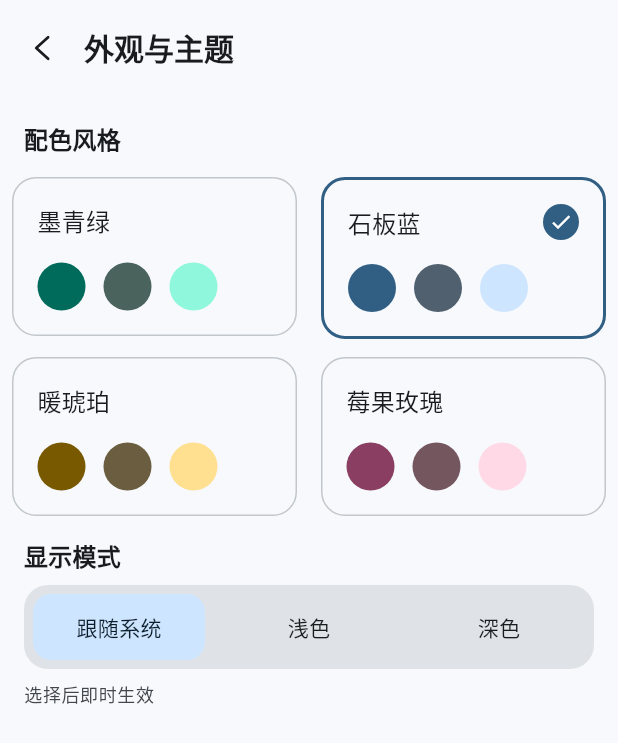
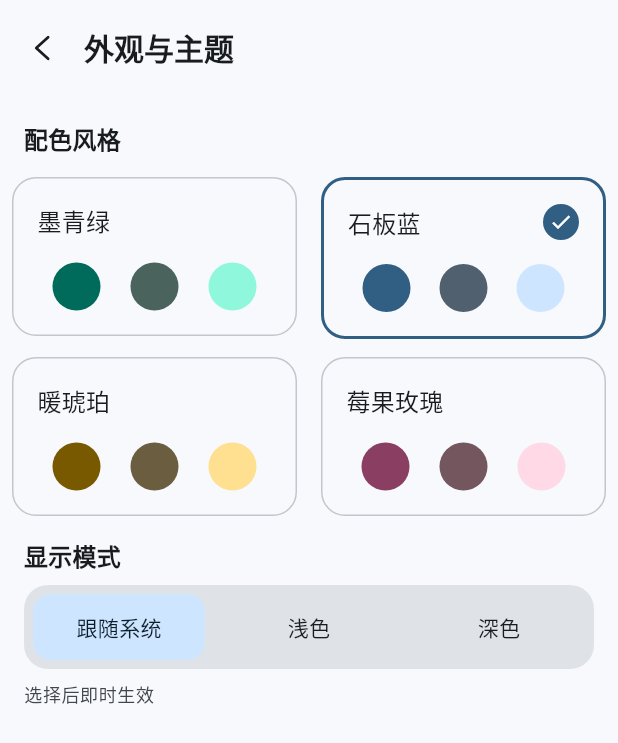
Before and after one commit to NAH4E5553/WanAndroid-Flutter, a Flutter app: the ThemeSettingsScreen screen opened directly with empty values, on a phone screen of 412 x 824 dp. Shown: the top 743 px of the screen. Run offline on Flutter 3.47's test engine with Material 3 defaults, Android fonts, the phone set to English and light mode, and no system bars; our stand-ins replace dio, drift, drift_flutter, flutter_riverpod, flutter_secure_storage, go_router and 3 more; accounts and stored records are empty; generated files the repository leaves out were written again; network calls fail.

Commit message:
fix: palette card swatch dots adapt to narrow screens

```diff
--- a/lib/src/features/profile/view/theme_settings_screen.dart
+++ b/lib/src/features/profile/view/theme_settings_screen.dart
@@ -184,11 +184,23 @@ class _PaletteCard extends StatelessWidget {
               ),
               const SizedBox(height: 16),
               Row(
-                spacing: 12,
                 children: <Widget>[
-                  _dot(swatches.dark),
-                  _dot(swatches.mid),
-                  _dot(swatches.light),
+                  for (final Color color in <Color>[
+                    swatches.dark,
+                    swatches.mid,
+                    swatches.light,
+                  ])
+                    Expanded(
+                      child: Center(
+                        child: ConstrainedBox(
+                          constraints: const BoxConstraints(maxWidth: 32),
+                          child: AspectRatio(
+                            aspectRatio: 1,
+                            child: _dot(color),
+                          ),
+                        ),
+                      ),
+                    ),
                 ],
               ),
             ],
```
